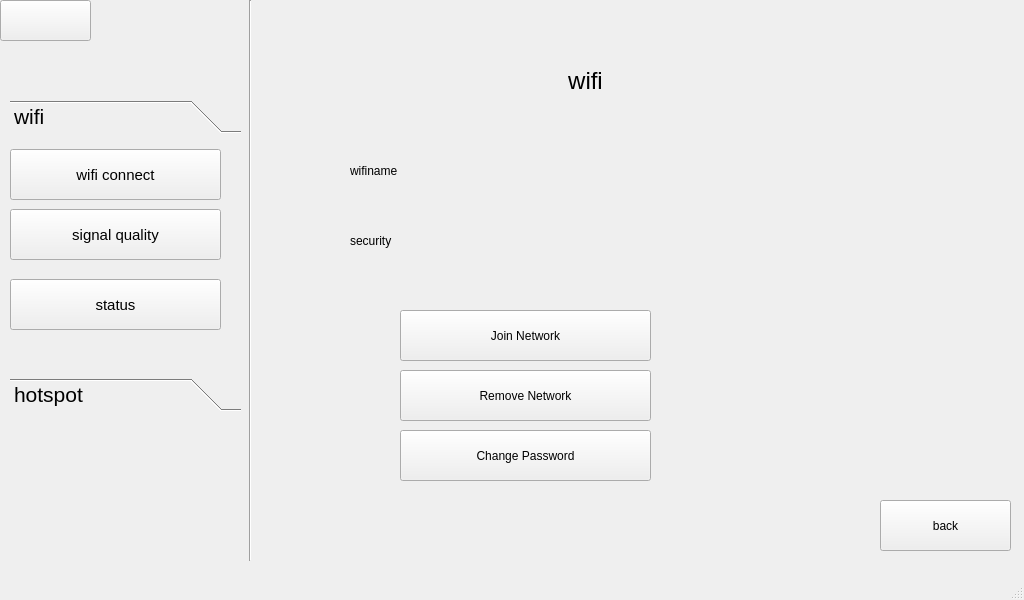
The window that qt/t507/wifi.ui (jizizihe/baijie_demo) describes before a commit, drawn with Qt 5.
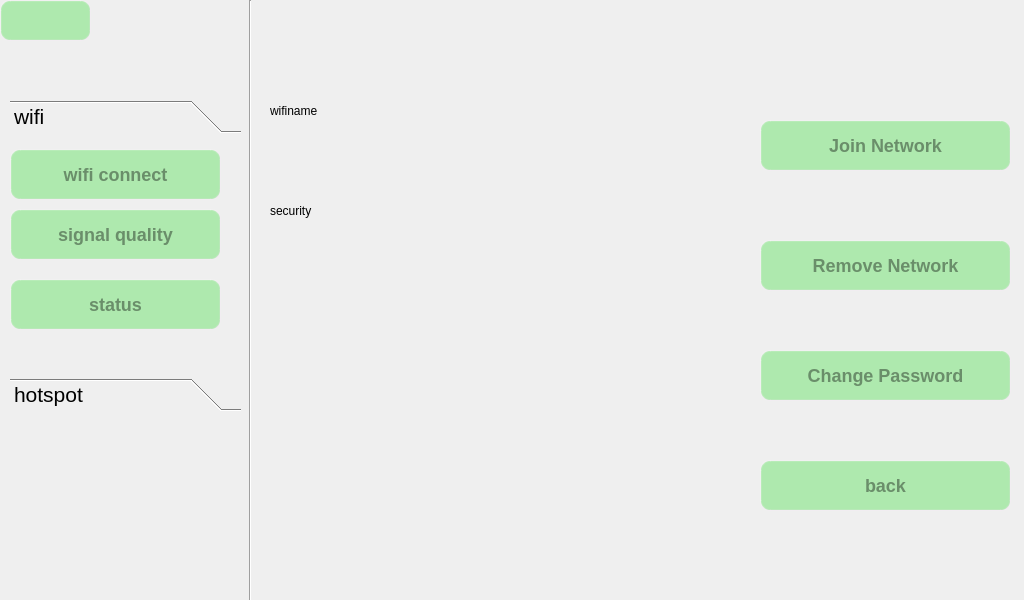
The same window after the commit. The open tabs and pages were chosen to show the change. Icons and pictures are not drawn. Custom widgets are drawn as their Qt base class.

Diff of the .ui file:
```diff
--- a/qt/t507/wifi.ui
+++ b/qt/t507/wifi.ui
@@ -13,6 +13,48 @@
   <property name="windowTitle">
    <string>MainWindow</string>
   </property>
+  <property name="styleSheet">
+   <string notr="true">#wifi
+{
+border-image: url(:/t507_button_image/all/3.webp);
+}
+/****************按钮部件*******************/
+QPushButton{
+     background-color: rgba(100, 225, 100, 120);/*背景色*/
+     border-style: outset; /*边框样式*/
+     border-width:  2px;  /*边框宽度为4像素*/
+     border-radius: 10px; /*边框圆角半径*/
+     border-color: rgba(255, 225, 255, 30);/*边框颜色*/
+     font: bold 18px;/*字体*/
+     color:rgba(0, 0, 0, 100);/*字体颜色*/
+     padding: 6px; /*填衬*/
+	outline: none; /*去掉按钮的虚线框*/
+}
+
+QPushButton:hover{ /*鼠标悬停在按钮上时*/
+        background-color:rgba(100,255,100, 100);
+        border-color: rgba(255, 225, 255, 200);
+        color:rgba(0, 0, 0, 200);
+}
+
+QPushButton:pressed { /*按钮被按下时*/
+     background-color:rgba(100,255,100, 200);
+     border-color: rgba(255, 225, 255, 30);
+     border-style: inset;
+     color:rgba(0, 0, 0, 100);
+}
+
+/****************滑块部件*******************/
+
+
+QSlider::handle:horizontal { /*水平滑块的手柄*/
+        image: url(:/image/sliderHandle.png);
+ }
+
+QSlider::sub-page:horizontal { /*水平滑块手柄以前的部分*/
+        border-image: url(:/image/slider.png);/*边框图片*/
+ }</string>
+  </property>
   <widget class="QWidget" name="centralwidget">
    <widget class="QPushButton" name="ReturnBtn">
     <property name="geometry">
@@ -48,6 +90,9 @@
     <property name="layoutDirection">
      <enum>Qt::LeftToRight</enum>
     </property>
+    <property name="styleSheet">
+     <string notr="true"/>
+    </property>
     <property name="locale">
      <locale language="English" country="UnitedStates"/>
     </property>
@@ -77,7 +122,10 @@
       </property>
       <property name="font">
        <font>
-        <pointsize>11</pointsize>
+        <pointsize>-1</pointsize>
+        <weight>75</weight>
+        <italic>false</italic>
+        <bold>true</bold>
        </font>
       </property>
       <property name="layoutDirection">
@@ -98,7 +146,10 @@
       </property>
       <property name="font">
        <font>
-        <pointsize>11</pointsize>
+        <pointsize>-1</pointsize>
+        <weight>75</weight>
+        <italic>false</italic>
+        <bold>true</bold>
        </font>
       </property>
       <property name="text">
@@ -116,7 +167,10 @@
       </property>
       <property name="font">
        <font>
-        <pointsize>11</pointsize>
+        <pointsize>-1</pointsize>
+        <weight>75</weight>
+        <italic>false</italic>
+        <bold>true</bold>
        </font>
       </property>
       <property name="text">
@@ -174,6 +228,19 @@
      </widget>
     </widget>
    </widget>
+   <widget class="Line" name="line">
+    <property name="geometry">
+     <rect>
+      <x>240</x>
+      <y>0</y>
+      <width>20</width>
+      <height>601</height>
+     </rect>
+    </property>
+    <property name="orientation">
+     <enum>Qt::Vertical</enum>
+    </property>
+   </widget>
    <widget class="QStackedWidget" name="stackedWidget">
     <property name="geometry">
      <rect>
@@ -377,8 +444,8 @@
      <widget class="QPushButton" name="WifiExistRemoveBtn">
       <property name="geometry">
        <rect>
-        <x>140</x>
-        <y>360</y>
+        <x>500</x>
+        <y>230</y>
         <width>251</width>
         <height>51</height>
        </rect>
@@ -390,9 +457,9 @@
      <widget class="QPushButton" name="WifiBackBtn">
       <property name="geometry">
        <rect>
-        <x>620</x>
-        <y>490</y>
-        <width>131</width>
+        <x>500</x>
+        <y>450</y>
+        <width>251</width>
         <height>51</height>
        </rect>
       </property>
@@ -403,8 +470,8 @@
      <widget class="QPushButton" name="WifiActiveBtn">
       <property name="geometry">
        <rect>
-        <x>140</x>
-        <y>300</y>
+        <x>500</x>
+        <y>110</y>
         <width>251</width>
         <height>51</height>
        </rect>
@@ -416,9 +483,9 @@
      <widget class="QLabel" name="WifiInfoNameLab">
       <property name="geometry">
        <rect>
-        <x>250</x>
-        <y>120</y>
-        <width>341</width>
+        <x>170</x>
+        <y>60</y>
+        <width>251</width>
         <height>71</height>
        </rect>
       </property>
@@ -429,8 +496,8 @@
      <widget class="QLabel" name="label_3">
       <property name="geometry">
        <rect>
-        <x>90</x>
-        <y>140</y>
+        <x>10</x>
+        <y>80</y>
         <width>141</width>
         <height>41</height>
        </rect>
@@ -442,8 +509,8 @@
      <widget class="QLabel" name="label_4">
       <property name="geometry">
        <rect>
-        <x>90</x>
-        <y>210</y>
+        <x>10</x>
+        <y>180</y>
         <width>141</width>
         <height>41</height>
        </rect>
@@ -455,9 +522,9 @@
      <widget class="QLabel" name="WifiInfoSecurityLab">
       <property name="geometry">
        <rect>
-        <x>250</x>
-        <y>200</y>
-        <width>381</width>
+        <x>170</x>
+        <y>170</y>
+        <width>251</width>
         <height>61</height>
        </rect>
       </property>
@@ -468,8 +535,8 @@
      <widget class="QPushButton" name="ChangePasswdBtn">
       <property name="geometry">
        <rect>
-        <x>140</x>
-        <y>420</y>
+        <x>500</x>
+        <y>340</y>
         <width>251</width>
         <height>51</height>
        </rect>
@@ -478,42 +545,7 @@
        <string>Change Password</string>
       </property>
      </widget>
-     <widget class="QLabel" name="label_5">
-      <property name="geometry">
-       <rect>
-        <x>230</x>
-        <y>40</y>
-        <width>191</width>
-        <height>61</height>
-       </rect>
-      </property>
-      <property name="font">
-       <font>
-        <pointsize>18</pointsize>
-       </font>
-      </property>
-      <property name="text">
-       <string>wifi</string>
-      </property>
-      <property name="alignment">
-       <set>Qt::AlignCenter</set>
-      </property>
-     </widget>
     </widget>
-    <widget class="QWidget" name="WifiConnectPag"/>
-   </widget>
-   <widget class="Line" name="line">
-    <property name="geometry">
-     <rect>
-      <x>240</x>
-      <y>0</y>
-      <width>20</width>
-      <height>561</height>
-     </rect>
-    </property>
-    <property name="orientation">
-     <enum>Qt::Vertical</enum>
-    </property>
    </widget>
   </widget>
   <widget class="QMenuBar" name="menubar">
@@ -526,7 +558,6 @@
     </rect>
    </property>
   </widget>
-  <widget class="QStatusBar" name="statusbar"/>
  </widget>
  <customwidgets>
   <customwidget>
```
Left out of the diff: 46 changed lines with no effect on the pictures.
